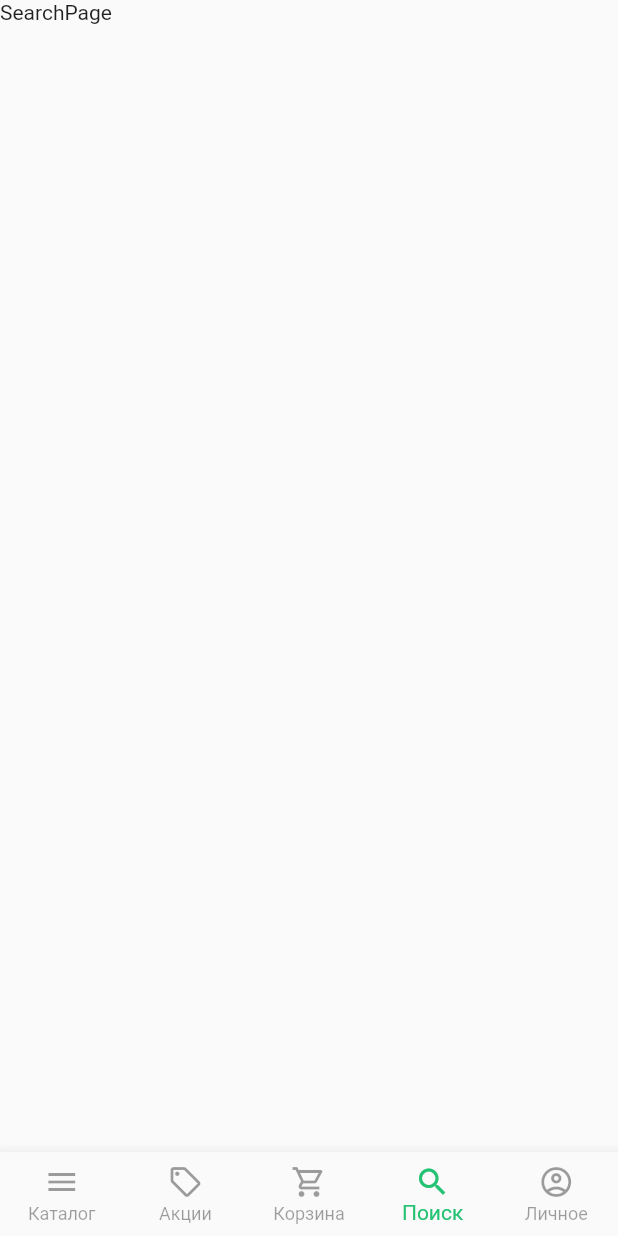
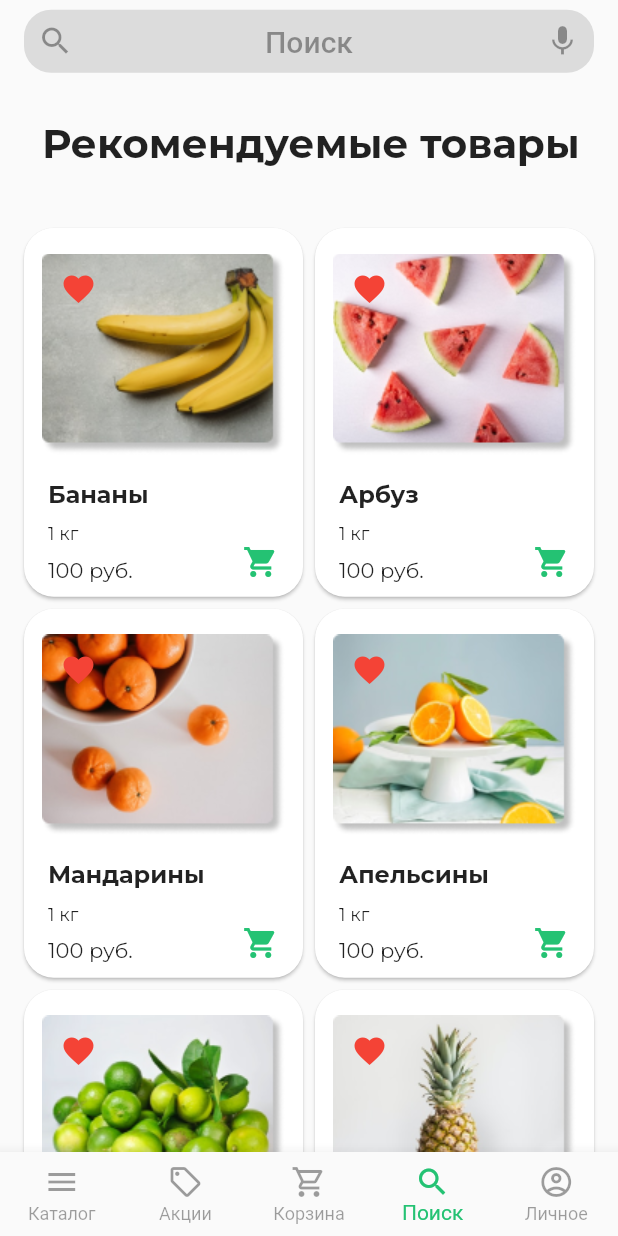
Before and after one commit to kurakin101/zaton, a Flutter app: the screen it shows after launch, item 4 of the bottom bar chosen, on a phone screen of 412 x 824 dp. Run offline on Flutter 3.47's test engine with Material 2 defaults, Android fonts, the phone set to English and light mode, and no system bars; our stand-ins replace flutter_svg, google_fonts, hexcolor; Roboto replaces fonts that are missing (ProductSans).

Commit message:
SearchPage.dart refreshed

```diff
--- a/lib/pages/CatalogPage.dart
+++ b/lib/pages/CatalogPage.dart
@@ -45,7 +45,7 @@ class _CatalogPageState extends State<CatalogPage> {
       body: GridView.count(
         crossAxisCount: 2,
         padding: EdgeInsets.all(12.0),
-        childAspectRatio: 6.8 / 9.0,
+        childAspectRatio: 6.8 / 8.9,
         children: <Widget>[
           cardPortrait(
             context,
--- a/lib/pages/DiscountPage.dart
+++ b/lib/pages/DiscountPage.dart
@@ -2,7 +2,6 @@ import 'package:flutter/material.dart';
 import 'package:google_fonts/google_fonts.dart';
 import 'package:hexcolor/hexcolor.dart';
 import 'package:zaton/widgets/bodyWidget.dart';
-import 'package:zaton/widgets/card_with_icon.dart';
 import 'package:zaton/widgets/discount_button.dart';
 import 'package:zaton/widgets/list_card_landscape.dart';
 import 'package:zaton/widgets/list_card_discount.dart';
--- a/lib/pages/ProfilePage.dart
+++ b/lib/pages/ProfilePage.dart
@@ -166,7 +166,7 @@ class _ProfilePageState extends State<ProfilePage> {
                         width: 8,
                       ),
                       Text(
-                        "Служба подде",
+                        "Служба поддержки",
                         style: GoogleFonts.montserrat(
                             fontSize: 14,
                             color: Colors.black),
--- a/lib/pages/SearchPage.dart
+++ b/lib/pages/SearchPage.dart
@@ -1,4 +1,8 @@
 import 'package:flutter/material.dart';
+import 'package:google_fonts/google_fonts.dart';
+import 'package:hexcolor/hexcolor.dart';
+import 'package:zaton/widgets/card_portrait.dart';
+import 'package:zaton/widgets/section_title.dart';
 
 class SearchPage extends StatefulWidget {
 
@@ -10,90 +14,97 @@ class SearchPage extends StatefulWidget {
 }
 
 class _SearchPageState extends State<SearchPage> {
-
+  late String _myActivity;
+  late String _myActivityResult;
+  final formKey = new GlobalKey<FormState>();
 
 
   @override
   Widget build(BuildContext context) {
     return Scaffold(
-      body: Container(
-        child: Text("SearchPage"),
-      ),
-    );
-  }
-
-  Widget cardUi(String id, String ownerId, String image, String description, String date,
-      String price, String name, String category) {
-    return Container(
-      margin: EdgeInsets.symmetric(horizontal: 8, vertical: 8),
-      // padding: EdgeInsets.symmetric(horizontal: 16, vertical: 16),
-
-      child: InkWell(
-        // onTap: () => Navigator.push(
-        //   context,
-        //   MaterialPageRoute(
-        //       builder: (context) => detailsPage(
-        //           id, image, description, date, name, price, category, ownerId, context)),
-        // ),
-        child: Container(
-          padding: EdgeInsets.all(8),
-          child: Stack(
-            children: [
-              Align(
-                alignment: Alignment.topCenter,
-                child: Container(
-                  padding: EdgeInsets.only(
-                    bottom: 32,
-                  ),
-                  // child: Neumorphic(
-                  //   style: NeumorphicStyle(
-                  //     intensity: 0,
-                  //     boxShape: NeumorphicBoxShape.roundRect(
-                  //         BorderRadius.circular(12)),
-                  //   ),
-                  //   child: Container(
-                  //     height: double.infinity,
-                  //     width: double.infinity,
-                  //     child: Image.network(image, fit: BoxFit.fill),
-                  //   ),
-                  // ),
+      appBar: AppBar(
+        backgroundColor: Colors.transparent,
+        elevation: 0,
+        title: Container(
+          decoration: BoxDecoration(
+            borderRadius: BorderRadius.all(Radius.circular(18.0)),
+            border: Border.all(color: Colors.transparent),
+            color: Colors.black12,
+          ),
+          padding: EdgeInsets.fromLTRB(8,8,8,8,),
+          child: Row(
+            mainAxisAlignment: MainAxisAlignment.spaceBetween,
+            crossAxisAlignment: CrossAxisAlignment.center,
+            children: <Widget>[
+              Icon(Icons.search, color: Colors.black38,),
+              Text(
+                "Поиск",
+                style: TextStyle(
+                    fontSize: 20,
+                    fontFamily: 'ProductSans',
+                    fontWeight: FontWeight.w500,
+                    color: Colors.black38
                 ),
               ),
-              Container(
-                // padding: EdgeInsets.symmetric(
-                //   horizontal: 16,
-                // ),
-                child: Align(
-                  alignment: Alignment.bottomCenter,
-                  child: Row(
-                    mainAxisAlignment: MainAxisAlignment.center,
-                    children: [
-                      Expanded(
-                        flex: 3,
-                        child: Text(
-                          name,
-                          style: TextStyle(
-                            fontWeight: FontWeight.w800,
-                            fontSize: 16,
-                          ),
-                        ),
-                      ),
-                      Expanded(
-                        child: Text(
-                          r"$" '$price',
-                          style: TextStyle(
-                            fontWeight: FontWeight.w800,
-                            fontSize: 16,
-                          ),
-                        ),
-                      ),
-                    ],
-                  ),
-                ),
-              ),
+              Icon(Icons.mic, color: Colors.black38,),
             ],
           ),
         ),
+        bottom: PreferredSize(
+          preferredSize: Size(10, 80),
+          child: Container(
+            child: sectionTitle('Рекомендуемые товары', ''),
+          ),
+        ),
+      ),
+      body: GridView.count(
+        crossAxisCount: 2,
+        padding: EdgeInsets.all(12.0),
+        childAspectRatio: 6.8 / 8.9,
+        children: <Widget>[
+          cardPortrait(
+            context,
+            'assets/images/banana.png',
+            'Бананы',
+            '1 кг',
+            '100 руб.',
+          ),
+          cardPortrait(
+            context,
+            'assets/images/strauberry.png',
+            'Арбуз',
+            '1 кг',
+            '100 руб.',
+          ),
+          cardPortrait(
+            context,
+            'assets/images/mandarin.png',
+            'Мандарины',
+            '1 кг',
+            '100 руб.',
+          ),
+          cardPortrait(
+            context,
+            'assets/images/orange.png',
+            'Апельсины',
+            '1 кг',
+            '100 руб.',
+          ),
+          cardPortrait(
+            context,
+            'assets/images/lime.png',
+            'Лайм',
+            '1 кг',
+            '100 руб.',
+          ),
+          cardPortrait(
+            context,
+            'assets/images/ananas.png',
+            'Ананас',
+            '1 кг',
+            '100 руб.',
+          ),
+        ],
       ),
     );
   }
--- a/lib/widgets/card_portrait.dart
+++ b/lib/widgets/card_portrait.dart
@@ -9,6 +9,10 @@ Widget cardPortrait(BuildContext context, String imageURL, String title, String
       //js.context.callMethod('open', [link]);
     },
     child: Card(
+      shape: RoundedRectangleBorder(
+        //side: BorderSide(color: Colors.white70, width: 1),
+        borderRadius: BorderRadius.circular(20),
+      ),
       child: Stack(
         children: [
           Align(
@@ -19,7 +23,7 @@ Widget cardPortrait(BuildContext context, String imageURL, String title, String
           crossAxisAlignment: CrossAxisAlignment.start,
           children: <Widget>[
             AspectRatio(
-              aspectRatio: 16.0 / 14.0,
+              aspectRatio: 15.5 / 14.0,
               child: Stack(
                 alignment: Alignment.center,
                 children: [
@@ -35,7 +39,7 @@ Widget cardPortrait(BuildContext context, String imageURL, String title, String
               ),
             ),
             Padding(
-              padding: EdgeInsets.fromLTRB(16.0, 12.0, 16.0, 8.0),
+              padding: EdgeInsets.fromLTRB(16.0, 0.0, 16.0, 8.0),
               child: Column(
                 crossAxisAlignment: CrossAxisAlignment.start,
                 children: <Widget>[
```
Also changed, not shown: lib/widgets/card_with_icon.dart (deleted, +0 -13 lines).
